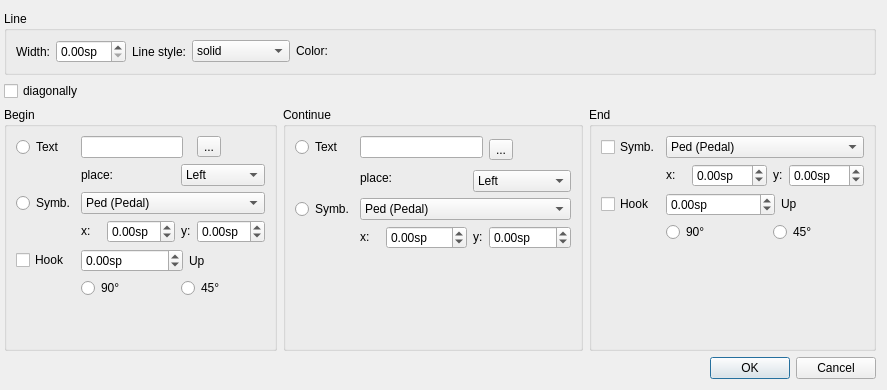
musescore/musescore-old, file mscore/mscore/lineproperties.ui: the form before one commit.
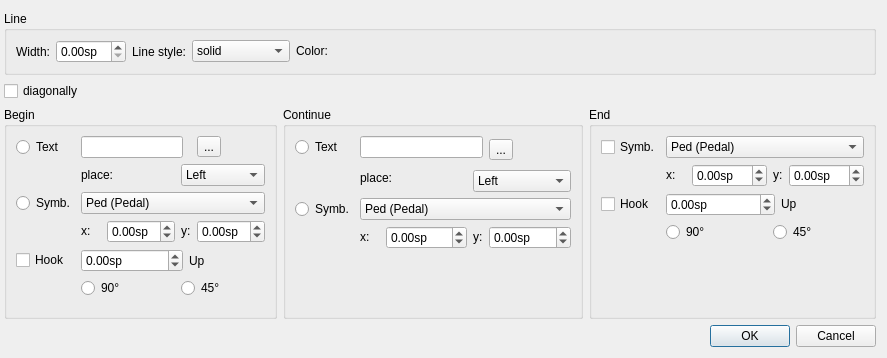
The form after the commit. Custom widgets are drawn as their Qt base class.

Patch:
```diff
--- a/mscore/mscore/lineproperties.ui
+++ b/mscore/mscore/lineproperties.ui
@@ -6,8 +6,8 @@
    <rect>
     <x>0</x>
     <y>0</y>
-    <width>817</width>
-    <height>390</height>
+    <width>800</width>
+    <height>358</height>
    </rect>
   </property>
   <property name="windowTitle">
```
